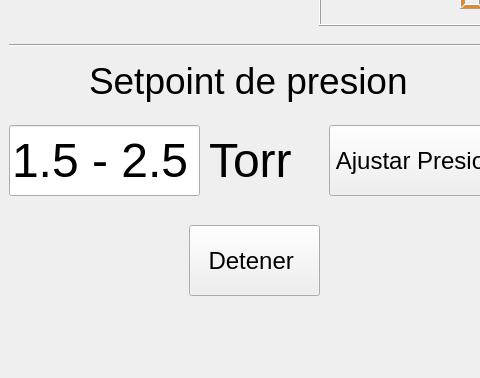
pablinleiva235/Proyecto-Final, file software-aura1000/gui/pyqt_gui.ui: the form before one commit; both pictures show x 0 to 480 and y 494 to 872 of the 955 by 872 pixel window.
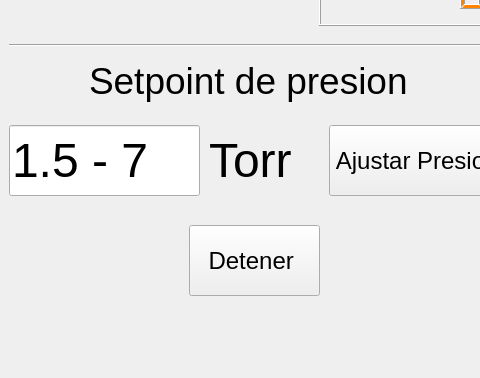
The form after the commit. Icons and pictures are not drawn.

Patch:
```diff
--- a/software-aura1000/gui/pyqt_gui.ui
+++ b/software-aura1000/gui/pyqt_gui.ui
@@ -1272,7 +1272,7 @@
          </font>
         </property>
         <property name="text">
-         <string>1.5 - 2.5</string>
+         <string>1.5 - 7</string>
         </property>
        </widget>
        <widget class="QLabel" name="ThrottleMenu_pressureUnit_lbl_2">
```
